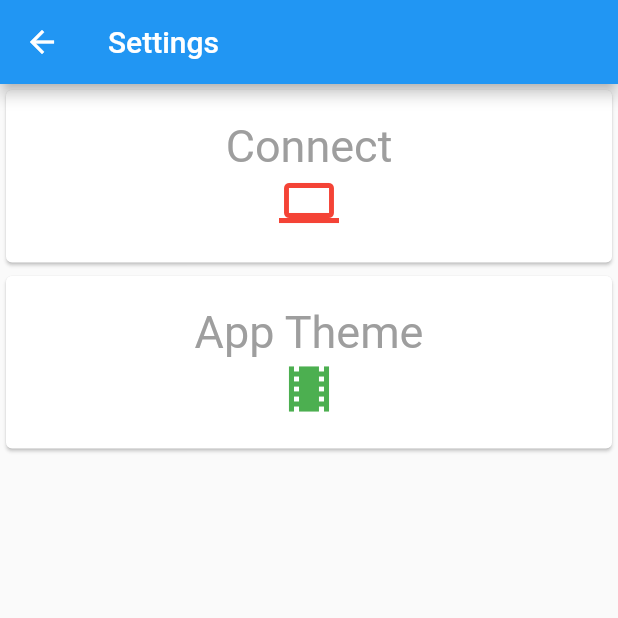
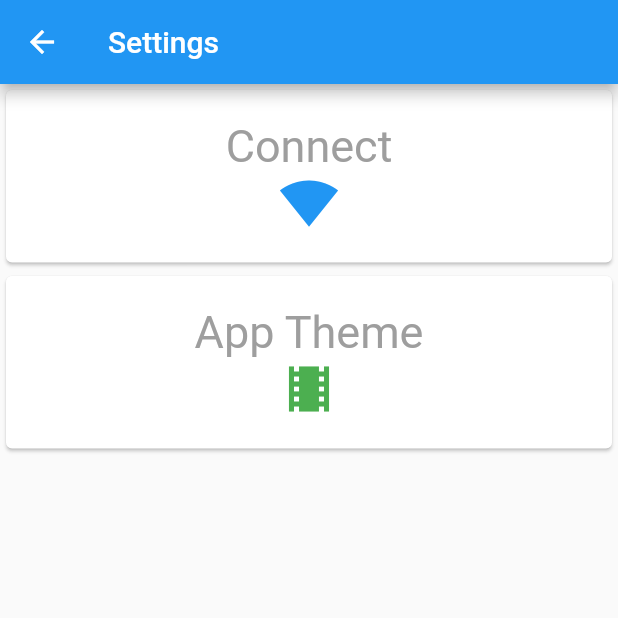
Before and after one commit to remonh87/huenicorn, a Flutter app: the HuenicornSettings screen opened directly, on a phone screen of 412 x 824 dp, the top half of it. Run offline on Flutter 3.47's test engine with Material 2 defaults, Android fonts, the phone set to English and light mode, and no system bars.

Commit message:
Change icons

```diff
--- a/lib/HuenicornSettings.dart
+++ b/lib/HuenicornSettings.dart
@@ -13,8 +13,8 @@ class HuenicornSettingsState extends State<HuenicornSettings>{
   Widget build(BuildContext context) {
     final double myTextSize = 30.0;
     final double myIconSize = 40.0;
-    final TextStyle myTextStyle =
-    new TextStyle(color: Colors.grey, fontSize: myTextSize);
+    final TextStyle myTextStyle = new TextStyle(color: Colors.grey, fontSize: myTextSize);
+
     return new Scaffold(
       appBar: new AppBar(
         leading: new IconButton(
@@ -36,8 +36,8 @@ class HuenicornSettingsState extends State<HuenicornSettings>{
                       "Connect",
                       style: myTextStyle,
                     ),
-                    icon: new Icon(Icons.computer,
-                        size: myIconSize, color: Colors.red)),
+                    icon: new Icon(Icons.signal_wifi_4_bar,
+                        size: myIconSize, color: Colors.blue)),
 
                 new CardSetting(
                     title: new Text(
```
